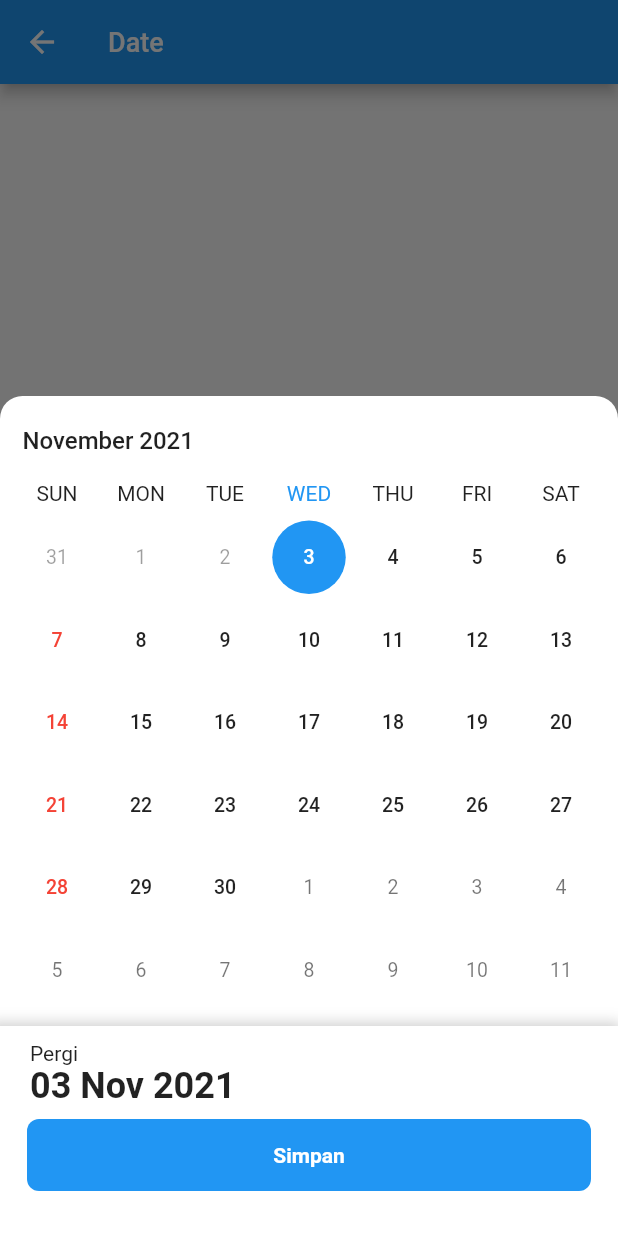
After one commit to ramadhinzaid/myflutter.dev, a Flutter app: the DateHome screen opened by its route, after a tap on "Select Date", on a phone screen of 412 x 824 dp. The commit adds this screen. Run offline on Flutter 3.47's test engine with Material 2 defaults, Android fonts, the phone set to English and light mode, and no system bars; drawn by our look-alikes of syncfusion_flutter_datepicker; our stand-ins replace camera, screenshot.

Commit message:
add Date Picker, solve login form, and change to release mode

```diff
--- a/lib/AppRoute.dart
+++ b/lib/AppRoute.dart
@@ -1,5 +1,6 @@
 import 'package:flutter/material.dart';
 import 'package:zaid_study/animation_route.dart';
+import 'package:zaid_study/date-picker/date_picker_home.dart';
 import 'package:zaid_study/focus-image/focus_image.dart';
 import 'package:zaid_study/forms/form_login.dart';
 import 'package:zaid_study/main.dart';
@@ -67,6 +68,11 @@ class MyAppRoute {
           BasePage(),
         );
         break;
+      case '/date':
+        return rightleftRoute(
+          DateHome(),
+        );
+        break;
       default:
         return scaleRoute(Route404());
     }
--- /dev/null
+++ b/lib/date-picker/date_picker_home.dart
@@ -0,0 +1,200 @@
+import 'package:flutter/material.dart';
+import 'package:intl/intl.dart';
+import 'package:syncfusion_flutter_datepicker/datepicker.dart';
+import 'package:zaid_study/appbar.dart';
+
+class DateHome extends StatefulWidget {
+  const DateHome({Key key}) : super(key: key);
+
+  @override
+  _DateHomeState createState() => _DateHomeState();
+}
+
+class _DateHomeState extends State<DateHome> {
+  DateTime _dateSelected = DateTime.now();
+  DateTime _predateSelect = DateTime.now();
+
+  @override
+  Widget build(BuildContext context) {
+    return Scaffold(
+      appBar: ZaidAppBar(
+        title: "Date",
+      ),
+      body: Center(
+        child: Column(
+          mainAxisAlignment: MainAxisAlignment.center,
+          children: [
+            Text(
+              DateFormat("dd MMM y", 'id_ID').format(_dateSelected) ?? "",
+              style: TextStyle(
+                fontSize: 24,
+                color: Colors.black,
+                fontWeight: FontWeight.w600,
+              ),
+            ),
+            TextButton(
+              style: TextButton.styleFrom(
+                backgroundColor: Colors.blue,
+              ),
+              onPressed: () => _modals(context),
+              child: Text(
+                "Select Date",
+                style: TextStyle(color: Colors.white),
+              ),
+            )
+          ],
+        ),
+      ),
+    );
+  }
+
+  _modals(BuildContext context) {
+    return showModalBottomSheet(
+        backgroundColor: Colors.transparent,
+        isScrollControlled: true,
+        context: context,
+        builder: (
+          context,
+        ) {
+          return StatefulBuilder(builder: (context, setStateModal) {
+            return Container(
+              decoration: BoxDecoration(
+                color: Colors.white,
+                borderRadius: BorderRadius.circular(15),
+              ),
+              alignment: Alignment.topCenter,
+              height: 560,
+              child: Column(
+                children: [
+                  Padding(
+                    padding: const EdgeInsets.all(10.0),
+                    child: Container(
+                      height: 400,
+                      child: SfDateRangePicker(
+                        initialSelectedDate: _dateSelected,
+                        onSelectionChanged: (date) => setStateModal(() {
+                          _predateSelect = date.value;
+                        }),
+                        enablePastDates: false,
+                        selectionTextStyle: TextStyle(
+                          fontWeight: FontWeight.w500,
+                        ),
+                        selectionShape: DateRangePickerSelectionShape.circle,
+                        monthViewSettings: DateRangePickerMonthViewSettings(
+                          dayFormat: 'EEE',
+                          weekendDays: [7],
+                          showTrailingAndLeadingDates: true,
+                        ),
+                        monthCellStyle: DateRangePickerMonthCellStyle(
+                          textStyle: TextStyle(
+                              fontWeight: FontWeight.w500,
+                              color: Colors.black87),
+                          weekendTextStyle: TextStyle(
+                            color: Colors.red,
+                            fontWeight: FontWeight.w500,
+                          ),
+                        ),
+                        navigationDirection:
+                            DateRangePickerNavigationDirection.vertical,
+                        selectionMode: DateRangePickerSelectionMode.single,
+
+                        // build custom cell date
+                        // cellBuilder:
+                        //     (BuildContext context, DateRangePickerCellDetails details) {
+                        //   final bool _isToday = details.date.toString().split(" ")[0] ==
+                        //       DateTime.now().toString().split(" ")[0];
+
+                        //   return Container(
+                        //     height: 48,
+                        //     width: 48,
+                        //     decoration: BoxDecoration(
+                        //         border: Border.all(
+                        //             color: _isToday ? Colors.blue : Colors.white)),
+                        //     child: Center(
+                        //       child: Text(
+                        //         details.date.day.toString(),
+                        //         style: TextStyle(
+                        //           color: _isToday ? Colors.blue : Colors.black,
+                        //         ),
+                        //       ),
+                        //     ),
+                        //   );
+                        // },
+                      ),
+                    ),
+                  ),
+                  Expanded(
+                    child: Container(
+                      width: double.infinity,
+                      decoration: BoxDecoration(
+                        color: Colors.white,
+                        boxShadow: [
+                          BoxShadow(
+                            color: Colors.grey.withOpacity(0.5),
+                            spreadRadius: 5,
+                            blurRadius: 7,
+                            offset: Offset(-3, 3), // changes position of shadow
+                          ),
+                        ],
+                      ),
+                      child: Padding(
+                        padding: EdgeInsets.all(10.0),
+                        child: Column(
+                          crossAxisAlignment: CrossAxisAlignment.start,
+                          children: [
+                            Padding(
+                              padding:
+                                  const EdgeInsets.symmetric(horizontal: 10.0),
+                              child: Text("Pergi"),
+                            ),
+                            Padding(
+                              padding:
+                                  const EdgeInsets.symmetric(horizontal: 10.0),
+                              child: Text(
+                                DateFormat("dd MMM y", 'id_ID')
+                                        .format(_predateSelect) ??
+                                    "",
+                                style: TextStyle(
+                                  fontSize: 24,
+                                  fontWeight: FontWeight.bold,
+                                ),
+                              ),
+                            ),
+                            TextButton(
+                                onPressed: () => {
+                                      setStateModal(() {
+                                        _dateSelected = _predateSelect;
+                                      }),
+                                      Navigator.of(context).pop(true)
+                                    },
+                                child: Container(
+                                  height: 48,
+                                  width: double.infinity,
+                                  decoration: BoxDecoration(
+                                    color: Colors.blue,
+                                    borderRadius: BorderRadius.circular(8),
+                                  ),
+                                  child: Center(
+                                    child: Text(
+                                      "Simpan",
+                                      style: TextStyle(
+                                        color: Colors.white,
+                                        fontWeight: FontWeight.w700,
+                                      ),
+                                    ),
+                                  ),
+                                ))
+                          ],
+                        ),
+                      ),
+                    ),
+                  )
+                ],
+              ),
+            );
+          });
+        }).whenComplete(() => setState(() {
+          _predateSelect = _dateSelected;
+        }));
+  }
+}
--- a/lib/forms/form_login.dart
+++ b/lib/forms/form_login.dart
@@ -17,6 +17,8 @@ class _FormLoginState extends State<FormLogin> {
   double _passwordStrength = 0;
   String _passwordStrengthStatus = "Weak";
   Color _passwordStrengthColor = Colors.blue;
+  final _scaffoldKey = GlobalKey<ScaffoldState>();
+  bool _isLoading = false;
 
   //form progress bar
   void _updateFormProgress() {
@@ -93,18 +95,19 @@ class _FormLoginState extends State<FormLogin> {
   @override
   Widget build(BuildContext context) {
     return Scaffold(
+      key: _scaffoldKey,
       body: Center(
         child: Padding(
           padding: const EdgeInsets.all(8.0),
           child: Card(
-            child: _loginForm(),
+            child: _loginForm(context),
           ),
         ),
       ),
     );
   }
 
-  Widget _loginForm() {
+  Widget _loginForm(parentContext) {
     return Form(
       onChanged: _updateFormProgress,
       child: Column(
@@ -131,8 +134,7 @@ class _FormLoginState extends State<FormLogin> {
                   borderRadius: BorderRadius.all(
                     Radius.circular(5.0),
                   ),
-                    borderSide:
-                        BorderSide(color: Color(0xFFF2F4FA), width: 1.0),
+                  borderSide: BorderSide(color: Color(0xFFF2F4FA), width: 1.0),
                   // borderSide: BorderSide.none
                 ),
               ),
@@ -160,8 +162,8 @@ class _FormLoginState extends State<FormLogin> {
                         Radius.circular(5.0),
                       ),
                       // borderSide: BorderSide.none,
-                        borderSide: BorderSide(
-                            color: _passwordStrengthColor, width: 2.0),
+                      borderSide:
+                          BorderSide(color: _passwordStrengthColor, width: 2.0),
                     ),
                     hintText: 'Password',
                     suffixIcon: IconButton(
@@ -219,12 +221,34 @@ class _FormLoginState extends State<FormLogin> {
                       : Colors.blue;
                 }),
               ),
-                onPressed: _formProgress == 1 ? () => print('Success') : null,
+              onPressed: _formProgress == 1 &&
+                      _passwordStrengthStatus == "Strong"
+                  ? () => {
+                        setState(() {
+                          _isLoading = true;
+                        }),
+                        Future.delayed(Duration(seconds: 5)).then((value) => {
+                              _scaffoldKey.currentState.showSnackBar(
+                                SnackBar(
+                                  content: Text("Login Succes"),
+                                ),
+                              ),
+                              setState(() {
+                                _isLoading = false;
+                              }),
+                            })
+                      }
+                  : null,
               child: Container(
                 height: 42,
                 width: double.infinity,
                 child: Center(
-                    child: Text(
+                  child: _isLoading
+                      ? CircularProgressIndicator(
+                          valueColor:
+                              AlwaysStoppedAnimation<Color>(Colors.white),
+                        )
+                      : Text(
                           'Login',
                           style: TextStyle(fontSize: 21),
                         ),
@@ -233,6 +257,7 @@ class _FormLoginState extends State<FormLogin> {
             ),
           )
         ],
-        ));
+      ),
+    );
   }
 }
--- a/lib/main.dart
+++ b/lib/main.dart
@@ -1,4 +1,5 @@
 import 'package:flutter/material.dart';
+import 'package:flutter_localizations/flutter_localizations.dart';
 import 'package:zaid_study/AppRoute.dart';
 
 void main() {
@@ -11,6 +12,9 @@ class MyApp extends StatelessWidget {
   @override
   Widget build(BuildContext context) {
     return MaterialApp(
+      localizationsDelegates: [GlobalMaterialLocalizations.delegate],
+      supportedLocales: [const Locale('id')],
+      locale: const Locale('id'),
       title: 'Flutter Demo',
       debugShowCheckedModeBanner: false,
       theme: ThemeData(
@@ -87,6 +91,11 @@ class _MyHomePageState extends State<MyHomePage> {
               onTap: () => Navigator.of(context).pushNamed('/focusimage'),
               leading: FlutterLogo(),
               title: Text("Focus Image"),
+            ),
+            ListTile(
+              onTap: () => Navigator.of(context).pushNamed('/date'),
+              leading: FlutterLogo(),
+              title: Text("Date Picker"),
             )
           ],
         ),
--- a/pubspec.yaml
+++ b/pubspec.yaml
@@ -25,9 +25,13 @@ dependencies:
   cupertino_icons: ^1.0.0
   flutter:
     sdk: flutter
+  flutter_localizations:
+    sdk: flutter
   http: ^0.12.2
   image_picker: ^0.6.7+22
+  intl: ^0.16.1
   screenshot: ^0.3.0
+  syncfusion_flutter_datepicker: ^18.4.49-beta
 
 dev_dependencies:
   flutter_test:
```
Also changed, not shown: pubspec.lock, 4 other files. Lines whose indentation alone changed are shown as unchanged.
